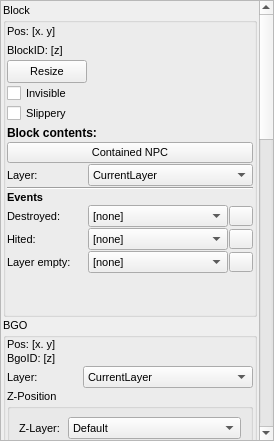
The window that Editor/main_window/dock/lvl_item_properties.ui (WohlSoft/Moondust-Project) describes before a commit, drawn with Qt 5.
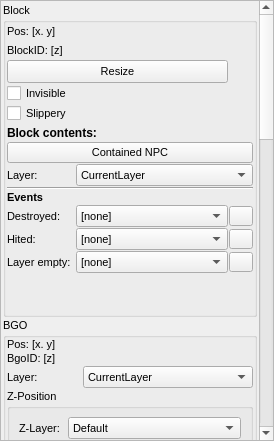
The same window after the commit. Icons and pictures are not drawn.

Commit message: Fixed wrong colspan of "Resize" button

Patch:
```diff
--- a/Editor/main_window/dock/lvl_item_properties.ui
+++ b/Editor/main_window/dock/lvl_item_properties.ui
@@ -177,19 +177,6 @@
              </property>
             </widget>
            </item>
-           <item row="2" column="0">
-            <widget class="QPushButton" name="PROPS_BlockResize">
-             <property name="minimumSize">
-              <size>
-               <width>0</width>
-               <height>23</height>
-              </size>
-             </property>
-             <property name="text">
-              <string>Resize</string>
-             </property>
-            </widget>
-           </item>
            <item row="5" column="0" colspan="2">
             <widget class="QLabel" name="label_10">
              <property name="minimumSize">
@@ -393,6 +380,19 @@
              </property>
             </spacer>
            </item>
+           <item row="2" column="0" colspan="2">
+            <widget class="QPushButton" name="PROPS_BlockResize">
+             <property name="minimumSize">
+              <size>
+               <width>0</width>
+               <height>23</height>
+              </size>
+             </property>
+             <property name="text">
+              <string>Resize</string>
+             </property>
+            </widget>
+           </item>
           </layout>
          </widget>
         </item>
```
